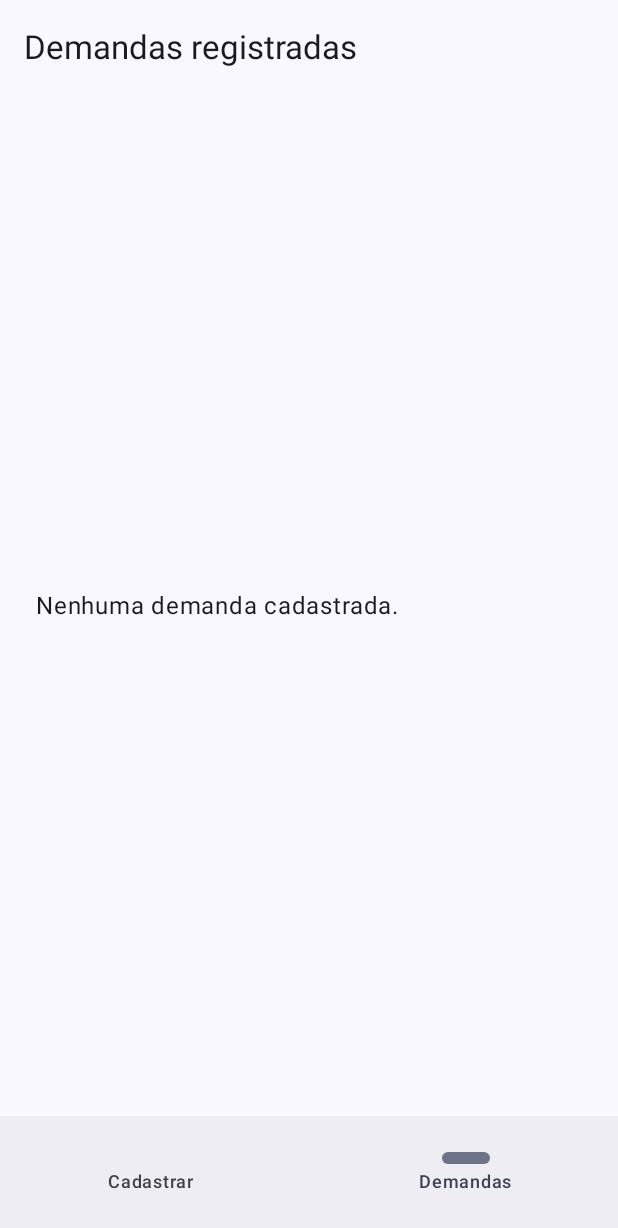
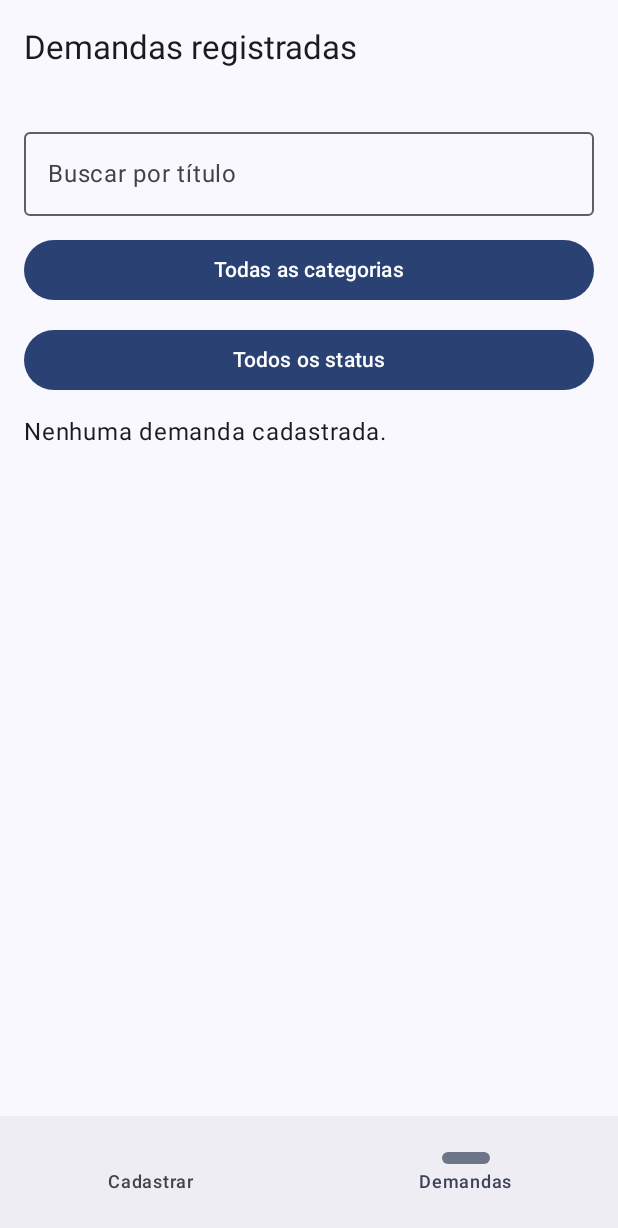
Before and after one commit to YuriHr3/Ajuda_Cidadao, an Android app built with Jetpack Compose: the screen it shows after launch (MainActivity), item 2 of the bottom bar chosen, on a phone screen of 412 x 824 dp. Shown: the top 1228 px of the screen. Run offline under Robolectric (Android 15) with nearby library versions, the phone set to English and light mode, and no system bars; our stand-ins replace Room's generated code.

Commit message:
feat: implementa busca e filtros de demandas

```diff
--- a/app/src/main/java/com/example/ajudacidado/ui/TelaListaDemandas.kt
+++ b/app/src/main/java/com/example/ajudacidado/ui/TelaListaDemandas.kt
@@ -1,6 +1,6 @@
-
 package com.example.ajudacidado.ui
 
+import androidx.compose.foundation.clickable
 import androidx.compose.foundation.layout.Arrangement
 import androidx.compose.foundation.layout.Column
 import androidx.compose.foundation.layout.PaddingValues
@@ -11,15 +11,24 @@ import androidx.compose.foundation.lazy.LazyColumn
 import androidx.compose.foundation.lazy.items
 import androidx.compose.material3.Card
 import androidx.compose.material3.CardDefaults
+import androidx.compose.material3.DropdownMenu
+import androidx.compose.material3.DropdownMenuItem
+import androidx.compose.material3.ExperimentalMaterial3Api
+import androidx.compose.material3.OutlinedTextField
 import androidx.compose.material3.Scaffold
 import androidx.compose.material3.Text
 import androidx.compose.material3.TopAppBar
+import androidx.compose.material3.Button
 import androidx.compose.runtime.Composable
+import androidx.compose.runtime.getValue
+import androidx.compose.runtime.mutableStateOf
+import androidx.compose.runtime.remember
+import androidx.compose.runtime.setValue
 import androidx.compose.ui.Modifier
 import androidx.compose.ui.unit.dp
+import com.example.ajudacidado.domain.model.Categoria
 import com.example.ajudacidado.domain.model.Demanda
-import androidx.compose.material3.ExperimentalMaterial3Api
-import androidx.compose.foundation.clickable
+import com.example.ajudacidado.domain.model.StatusDemanda
 
 @OptIn(ExperimentalMaterial3Api::class)
 @Composable
@@ -28,6 +37,42 @@ fun TelaListaDemandas(
     onVoltar: () -> Unit = {},
     onSelecionarDemanda: (Demanda) -> Unit
 ) {
+
+    var busca by remember { mutableStateOf("") }
+    var categoriaSelecionada by remember {
+        mutableStateOf<Categoria?>(null)
+    }
+    var statusSelecionado by remember {
+        mutableStateOf<StatusDemanda?>(null)
+    }
+
+    var categoriaExpandida by remember {
+        mutableStateOf(false)
+    }
+    var statusExpandido by remember {
+        mutableStateOf(false)
+    }
+
+    val demandasFiltradas = demandas.filter { demanda ->
+
+        val correspondeBusca = demanda.titulo.contains(
+            busca,
+            ignoreCase = true
+        )
+
+        val correspondeCategoria =
+            categoriaSelecionada == null ||
+                    demanda.categoria == categoriaSelecionada
+
+        val correspondeStatus =
+            statusSelecionado == null ||
+                    demanda.status == statusSelecionado
+
+        correspondeBusca &&
+                correspondeCategoria &&
+                correspondeStatus
+    }
+
     Scaffold(
         topBar = {
             TopAppBar(
@@ -38,26 +83,144 @@ fun TelaListaDemandas(
         }
     ) { paddingValues ->
 
-        if (demandas.isEmpty()) {
         Column(
             modifier = Modifier
                 .fillMaxSize()
                 .padding(paddingValues)
-                    .padding(24.dp),
-                verticalArrangement = Arrangement.Center
-            ) {
-                Text("Nenhuma demanda cadastrada.")
-            }
-        } else {
-            LazyColumn(
-                modifier = Modifier
-                    .fillMaxSize()
-                    .padding(paddingValues),
-                contentPadding = PaddingValues(16.dp),
+                .padding(16.dp),
             verticalArrangement = Arrangement.spacedBy(12.dp)
         ) {
+
+            OutlinedTextField(
+                value = busca,
+                onValueChange = { busca = it },
+                label = { Text("Buscar por título") },
+                modifier = Modifier.fillMaxWidth(),
+                singleLine = true
+            )
+
+            Column {
+
+                Button(
+                    onClick = {
+                        categoriaExpandida = true
+                    },
+                    modifier = Modifier.fillMaxWidth()
+                ) {
+                    Text(
+                        categoriaSelecionada?.name
+                            ?.replace("_", " ")
+                            ?: "Todas as categorias"
+                    )
+                }
+
+                DropdownMenu(
+                    expanded = categoriaExpandida,
+                    onDismissRequest = {
+                        categoriaExpandida = false
+                    }
+                ) {
+
+                    DropdownMenuItem(
+                        text = { Text("Todas as categorias") },
+                        onClick = {
+                            categoriaSelecionada = null
+                            categoriaExpandida = false
+                        }
+                    )
+
+                    Categoria.entries.forEach { categoria ->
+
+                        DropdownMenuItem(
+                            text = {
+                                Text(
+                                    categoria.name.replace(
+                                        "_",
+                                        " "
+                                    )
+                                )
+                            },
+                            onClick = {
+                                categoriaSelecionada = categoria
+                                categoriaExpandida = false
+                            }
+                        )
+                    }
+                }
+            }
+
+            Column {
+
+                Button(
+                    onClick = {
+                        statusExpandido = true
+                    },
+                    modifier = Modifier.fillMaxWidth()
+                ) {
+                    Text(
+                        statusSelecionado?.name
+                            ?.replace("_", " ")
+                            ?: "Todos os status"
+                    )
+                }
+
+                DropdownMenu(
+                    expanded = statusExpandido,
+                    onDismissRequest = {
+                        statusExpandido = false
+                    }
+                ) {
+
+                    DropdownMenuItem(
+                        text = { Text("Todos os status") },
+                        onClick = {
+                            statusSelecionado = null
+                            statusExpandido = false
+                        }
+                    )
+
+                    StatusDemanda.entries.forEach { status ->
+
+                        DropdownMenuItem(
+                            text = {
+                                Text(
+                                    status.name.replace(
+                                        "_",
+                                        " "
+                                    )
+                                )
+                            },
+                            onClick = {
+                                statusSelecionado = status
+                                statusExpandido = false
+                            }
+                        )
+                    }
+                }
+            }
+
+            if (demandasFiltradas.isEmpty()) {
+
+                Text(
+                    if (demandas.isEmpty()) {
+                        "Nenhuma demanda cadastrada."
+                    } else {
+                        "Nenhuma demanda encontrada com esses filtros."
+                    }
+                )
+
+            } else {
+
+                LazyColumn(
+                    modifier = Modifier.fillMaxSize(),
+                    contentPadding = PaddingValues(
+                        bottom = 16.dp
+                    ),
+                    verticalArrangement = Arrangement.spacedBy(12.dp)
+                ) {
+
                     items(
-                    items = demandas,
+                        items = demandasFiltradas,
                         key = { it.id }
                     ) { demanda ->
 
@@ -70,7 +233,8 @@ fun TelaListaDemandas(
                             elevation = CardDefaults.cardElevation(
                                 defaultElevation = 2.dp
                             )
-                    ){
+                        ) {
+
                             Column(
                                 modifier = Modifier.padding(16.dp),
                                 verticalArrangement = Arrangement.spacedBy(8.dp)
@@ -82,25 +246,35 @@ fun TelaListaDemandas(
 
                                 Text(
                                     "Categoria: ${
-                                    demanda.categoria.name.replace("_", " ")
+                                        demanda.categoria.name.replace(
+                                            "_",
+                                            " "
+                                        )
                                     }"
                                 )
 
                                 Text(
                                     "Prioridade: ${
-                                    demanda.prioridade.name.replace("_", " ")
+                                        demanda.prioridade.name.replace(
+                                            "_",
+                                            " "
+                                        )
                                     }"
                                 )
 
                                 Text(
                                     "Status: ${
-                                    demanda.status.name.replace("_", " ")
+                                        demanda.status.name.replace(
+                                            "_",
+                                            " "
+                                        )
                                     }"
                                 )
 
                                 Text(
                                     "Localização: ${
-                                    demanda.localizacao ?: "Não informada"
+                                        demanda.localizacao
+                                            ?: "Não informada"
                                     }"
                                 )
                             }
@@ -110,3 +284,4 @@ fun TelaListaDemandas(
             }
         }
     }
+}
```
Lines whose indentation alone changed are shown as unchanged.
